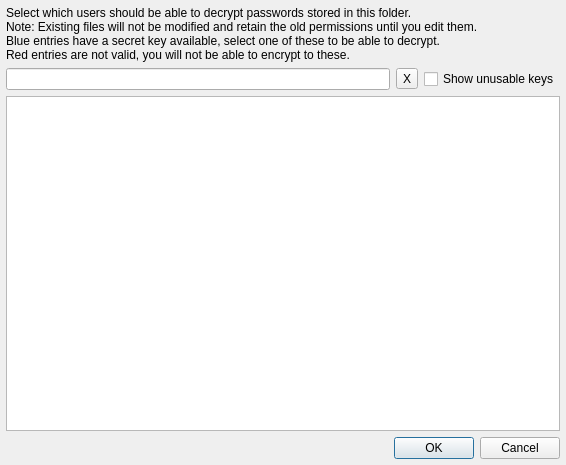
Old version of the form usersdialog.ui in the repository IJHack/QtPass.
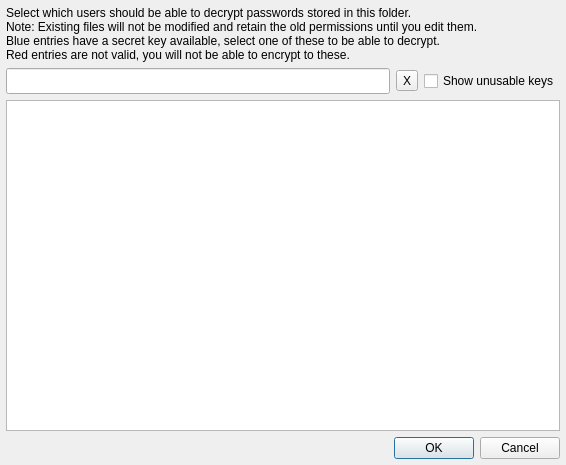
New version of the form. Icons and pictures are not drawn.

What changed in the file:
```diff
--- a/usersdialog.ui
+++ b/usersdialog.ui
@@ -54,7 +54,14 @@
    <item>
     <layout class="QHBoxLayout" name="horizontalLayout">
      <item>
-      <widget class="QLineEdit" name="lineEdit"/>
+      <widget class="QLineEdit" name="lineEdit">
+       <property name="minimumSize">
+        <size>
+         <width>0</width>
+         <height>26</height>
+        </size>
+       </property>
+      </widget>
      </item>
      <item>
       <widget class="QToolButton" name="clearButton">
```
Left out of the diff: 3 changed lines with no effect on the pictures.
